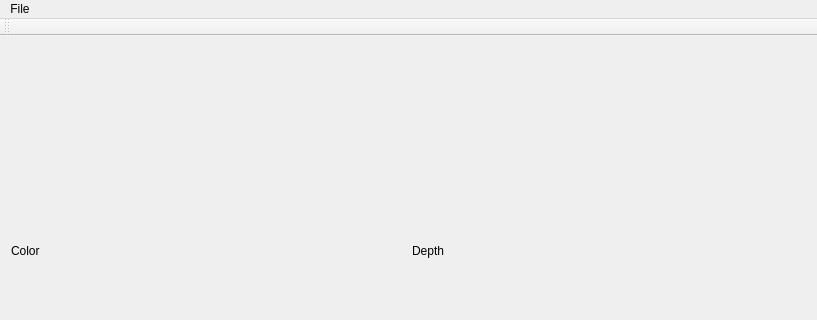
hiroyky/OniPlayer, file mainwindow.ui: the form before one commit; both pictures show x 0 to 817 and y 0 to 320 of the 817 by 610 pixel window.
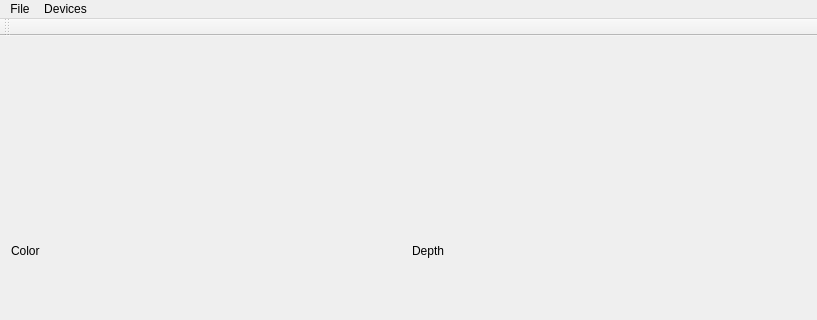
The form after the commit. Custom widgets are drawn as their Qt base class.

What changed in the file:
```diff
--- a/mainwindow.ui
+++ b/mainwindow.ui
@@ -133,7 +133,7 @@
      <x>0</x>
      <y>0</y>
      <width>817</width>
-     <height>22</height>
+     <height>24</height>
     </rect>
    </property>
    <widget class="QMenu" name="menuFile">
@@ -142,7 +142,13 @@
     </property>
     <addaction name="actionOpen"/>
    </widget>
+   <widget class="QMenu" name="menuDevices">
+    <property name="title">
+     <string>Devices</string>
+    </property>
+   </widget>
    <addaction name="menuFile"/>
+   <addaction name="menuDevices"/>
   </widget>
   <widget class="QToolBar" name="mainToolBar">
    <attribute name="toolBarArea">
```
